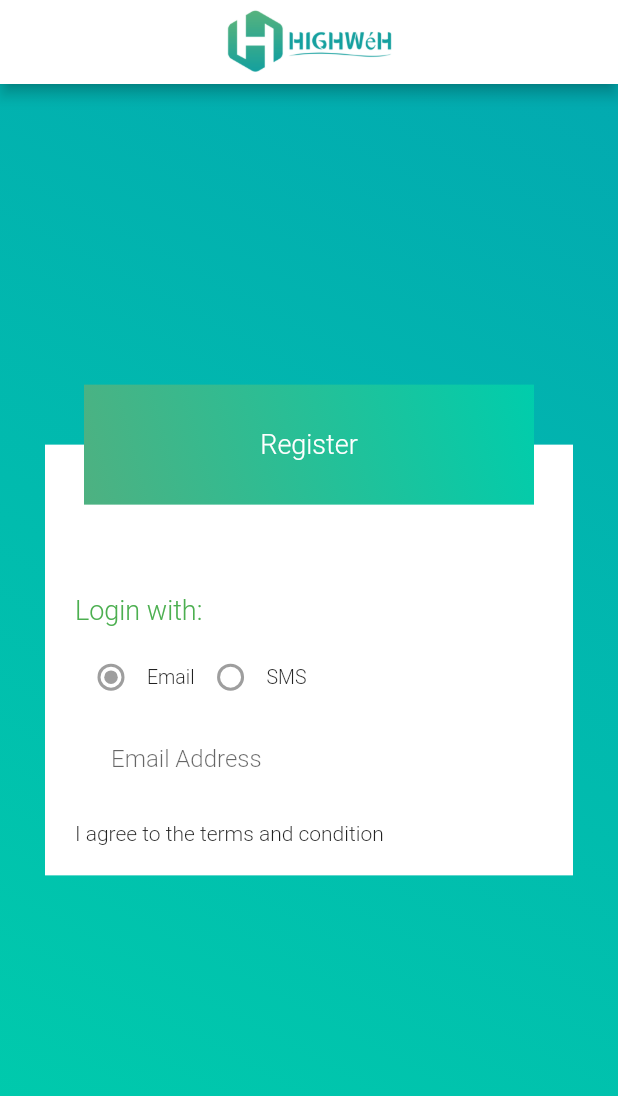
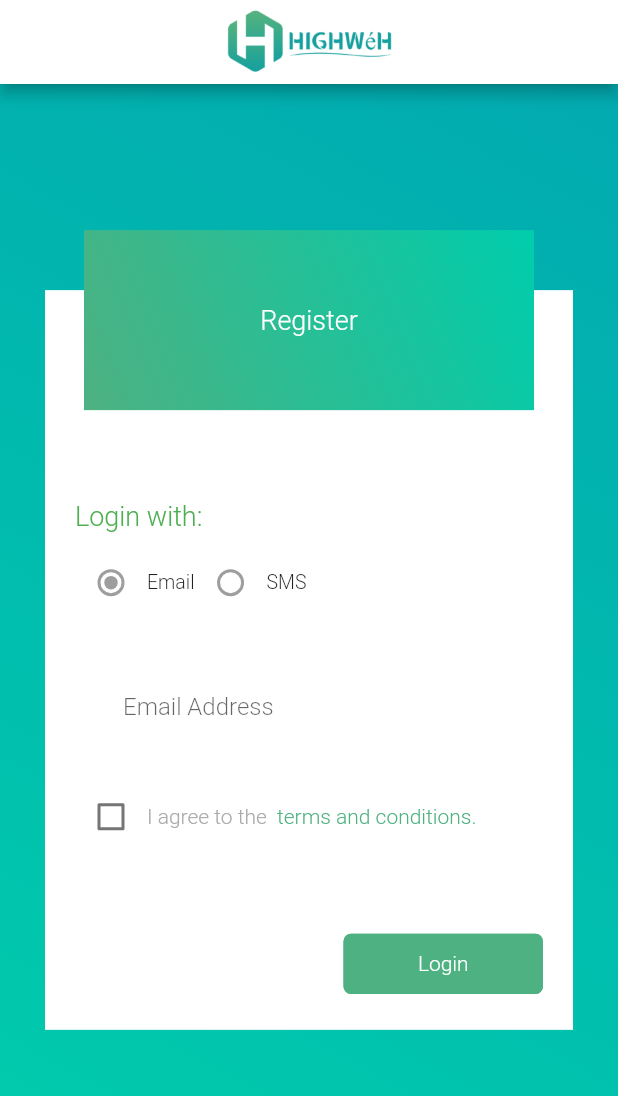
Before and after one commit to silvereds/highway, a Flutter app: the screen it shows after launch, after a tap on "Next", on a phone screen of 412 x 824 dp. Shown: the top 1096 px of the screen. Run offline on Flutter 3.47's test engine with Material 2 defaults, Android fonts, the phone set to English and light mode, and no system bars; our stand-ins replace device_preview; missing offline and left inert: gestures.

Commit message:
Fix || login Register colors

```diff
--- a/lib/Login_views/First_Login_Email.dart
+++ b/lib/Login_views/First_Login_Email.dart
@@ -1,5 +1,7 @@
+import 'package:flutter/gestures.dart';
 import 'package:flutter/material.dart';
 import 'package:mobile/shared/const_color.dart';
+import 'package:gestures/gestures.dart';
 
 class LoginEmail extends StatefulWidget {
   @override
@@ -7,12 +9,18 @@ class LoginEmail extends StatefulWidget {
 }
 
 class _LoginEmailState extends State<LoginEmail> {
+  bool valuefirst = false;
+
   @override
   Widget build(BuildContext context) {
     return Scaffold(
       appBar: AppBar(
         backgroundColor: Colors.white,
-        title: Image.asset('assets/images/HIGHWEH_HORIZONTAL.png', fit: BoxFit.contain, height: 45,),
+        title: Image.asset(
+          'assets/images/HIGHWEH_HORIZONTAL.png',
+          fit: BoxFit.contain,
+          height: 45,
+        ),
         centerTitle: true,
       ),
       body: Container(
@@ -35,7 +43,7 @@ class _LoginEmailState extends State<LoginEmail> {
                     crossAxisAlignment: CrossAxisAlignment.start,
                     mainAxisSize: MainAxisSize.min,
                     children: [
-                      SizedBox(height: 80),
+                      SizedBox(height: 120),
                       Text(
                         'Login with:',
                         style: TextStyle(
@@ -78,25 +86,78 @@ class _LoginEmailState extends State<LoginEmail> {
                                 ),
                               ],
                             ),
-                            Container(
+                            SizedBox(height: 20),
+                            Padding(
+                              padding: const EdgeInsets.all(8.0),
+                              child: Container(
                                 child: TextField(
                                   decoration: InputDecoration(
                                       hintText: 'Email Address',
                                       border: InputBorder.none,
                                       prefix: Icon(Icons.mail)),
                                 ),
+                              ),
                             )
                           ],
                         ),
                       ),
+
                       SizedBox(height: 20),
 
-                           Column(
+                      Row(
                         children: [
+                          Checkbox(
+                              checkColor: ThemeColors.CheckColor,
+                              value: this.valuefirst,
+                              onChanged: (bool value) {
+                                setState(() {
+                                  this.valuefirst = value;
+                                });
+                              }),
+                          RichText(
+                            text: TextSpan(
+                                text: 'I agree to the',
+                                style: TextStyle(
+                                    color: ThemeColors.CheckText,
+                                    fontSize: 14,
+                                    fontFamily: 'Roboto'),
+                                children: <TextSpan>[
+                                  TextSpan(
+                                    text: '  terms and conditions.',
+                                    style: TextStyle(
+                                        color: ThemeColors.CheckColor,
+                                        fontSize: 14,
+                                        fontFamily: 'Roboto'),
+                                    recognizer: TapGestureRecognizer(),
+                                  )
+                                ]),
+                          )
+                        ],
+                      ),
 
-                               Text("I agree to the terms and condition"),
-                             ],
-                           )
+                      SizedBox(height: 50),
+
+                      Container(
+                        alignment: Alignment.bottomRight,
+                        child: FlatButton(
+                            minWidth: 133,
+                            height: 40.02,
+                            shape: RoundedRectangleBorder(
+                              borderRadius: BorderRadius.circular(5.0),
+                              side: BorderSide(color: ThemeColors.Buttons),
+                            ),
+                            onPressed: () {
+                              Navigator.push(
+                                context,
+                                MaterialPageRoute(
+                                    builder: (context) => LoginEmail()),
+                              );
+                            },
+                            color: ThemeColors.Buttons,
+                            textColor: Colors.white,
+                            child: Text("Login")),
+                      ),
+
                       //CONTINUE BUILDING HERE
                     ],
                   ),
@@ -106,7 +167,7 @@ class _LoginEmailState extends State<LoginEmail> {
                 top: -40,
                 left: 15,
                 right: 15,
-                height: 80,
+                height: 120,
                 child: Align(
                   child: Container(
                     decoration: BoxDecoration(
--- a/lib/shared/const_color.dart
+++ b/lib/shared/const_color.dart
@@ -14,6 +14,9 @@ class ThemeColors {
   static const RegisterC = Color(0xFF00CDAC);
   static const RegisterCl = Color(0xFF4EB181);
   static const white = Colors.white;
+  static const CheckColor = Color(0xFF4EB181);
+  static const CheckText = Color(0xFFAAAAAA);
+   static const Buttons = Color(0xFF4EB181);
 
   static const black = Color(0xFF000000);
   static const grey = Color(0xFF999999);
--- a/lib/splash_screen.dart
+++ b/lib/splash_screen.dart
@@ -145,7 +145,7 @@ class SplashScreen extends StatelessWidget {
                                         builder: (context) => LoginEmail()),
                                   );
                                 },
-                                color: Colors.green,
+                                color: ThemeColors.Buttons,
                                 textColor: Colors.white,
                                 child: Text("Next")),
                           ))
```
Also changed, not shown: pubspec.yaml (+8 -34 lines), pubspec.lock. Lines whose indentation alone changed are shown as unchanged.
